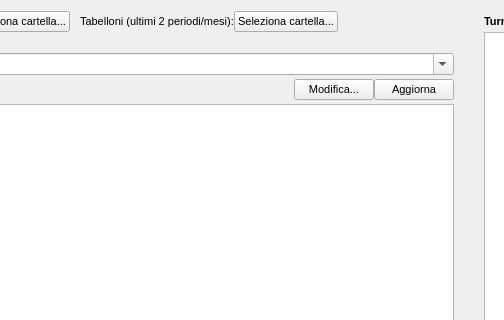
Old version of the form WSI_files/WSI.ui in the repository Grawa/WorkShiftsIntegrator; both pictures show x 101 to 605 and y 0 to 320 of the 1140 by 766 pixel window.
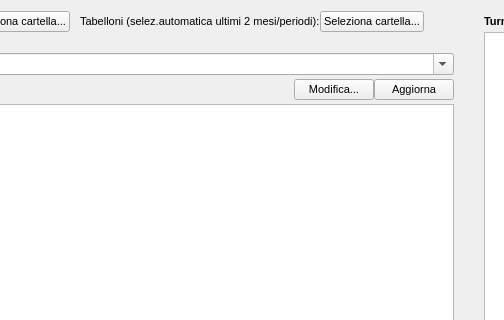
New version of the form.

```diff
--- a/WSI_files/WSI.ui
+++ b/WSI_files/WSI.ui
@@ -314,7 +314,7 @@
           </font>
          </property>
          <property name="text">
-          <string>Tabelloni (ultimi 2 periodi/mesi):</string>
+          <string>Tabelloni (selez.automatica ultimi 2 mesi/periodi):</string>
          </property>
         </widget>
        </item>
```
